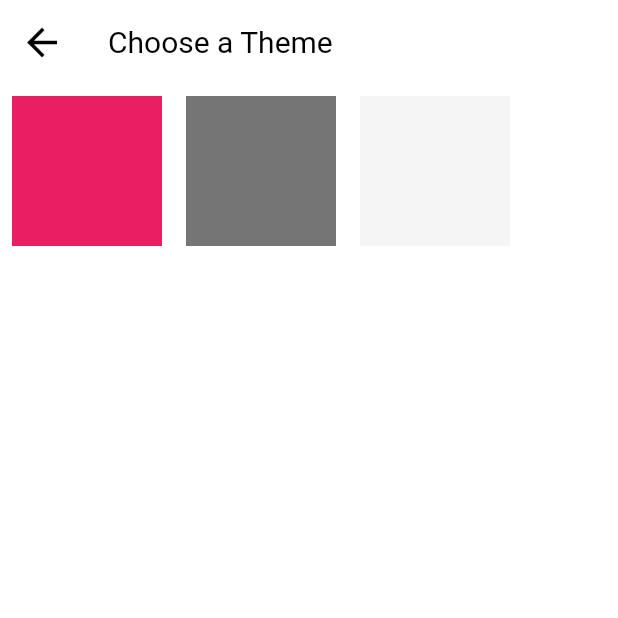
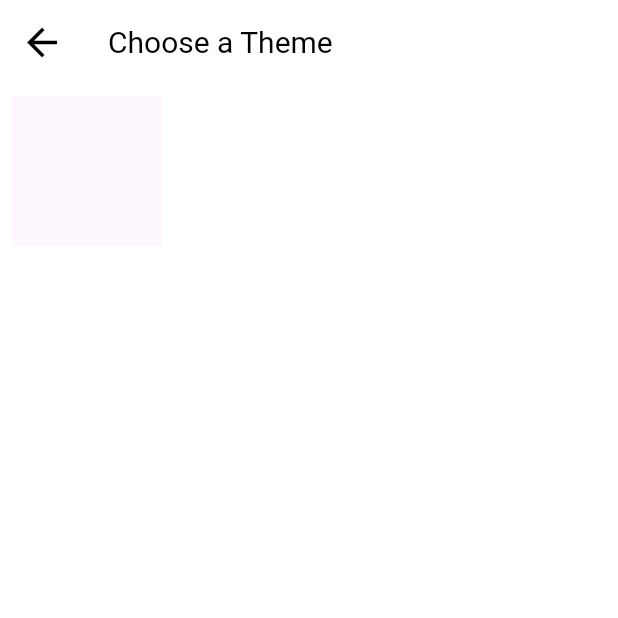
Before and after one commit to Ali-peu/to_do, a Flutter app: the AppThemeChange screen opened directly, on a phone screen of 412 x 824 dp, the top half of it. Run offline on Flutter 3.47's test engine with Material 3 defaults, Android fonts, the phone set to English and light mode, and no system bars; our stand-ins replace circular_countdown_timer, drift, drift_flutter, firebase_auth, firebase_core, flutter_local_notifications and 8 more; accounts and stored records are empty; generated files the repository leaves out were written again.

```diff
--- a/lib/data/theme/theme_app.dart
+++ b/lib/data/theme/theme_app.dart
@@ -5,29 +5,9 @@ class AppTheme {
     // splashFactory: NoSplash.splashFactory,
     focusColor: Colors.blue.shade600,
     primaryColor: Colors.white,
-    colorScheme: ColorScheme(
-      primary: Colors.white,
-      brightness: Brightness.light,
-      onPrimary: Colors.black,
-      primaryContainer: Colors.pink,
-      onPrimaryContainer: Colors.amber,
-      secondary: Colors.blue.shade200,
-      error: Colors.red,
-      onError: Colors.yellowAccent.shade700,
-      errorContainer: Colors.red,
-      surface: Colors.grey.shade100,
-      scrim: Colors.pink,
-      onSecondary: Colors.blue.shade600,
-      onSurface: Colors.blue,
-    ),
-    unselectedWidgetColor: Colors.blue.shade700,
-
-    cardTheme: const CardTheme(
-      color: Colors.white54,
-    ),
     dialogTheme: const DialogTheme(
       backgroundColor: Colors.white,
-      elevation: 100.0,
+      elevation: 100,
       titleTextStyle: TextStyle(color: Colors.black, fontSize: 20),
       contentTextStyle: TextStyle(color: Colors.black, fontSize: 15),
     ),
@@ -43,7 +23,7 @@ class AppTheme {
       backgroundColor: Colors.blue,
       foregroundColor: Colors.white,
     ),
-    navigationBarTheme: NavigationBarThemeData(
+    navigationBarTheme: const NavigationBarThemeData(
         height: 70,
         indicatorShape: OutlineInputBorder(
           borderSide: BorderSide.none,
@@ -56,71 +36,71 @@ class AppTheme {
     // Дополнительные стили для других элементов UI
   );
 
-  static final ThemeData pinkTheme = ThemeData(
-    colorScheme: const ColorScheme(
-      primary: Colors.pink,
-      brightness: Brightness.light,
-      onPrimary: Colors.black54,
-      onSurface: Colors.pink,
-      secondary: Colors.pink,
-      onSecondary: Colors.pink,
-      error: Colors.pink,
-      onError: Colors.pink,
-      background: Colors.pink,
-      onBackground: Colors.pink,
-      surface: Colors.pink,
-    ),
-    cardTheme: const CardTheme(
-      color: Colors.white54,
-    ),
-    scaffoldBackgroundColor: Colors.white,
-    appBarTheme: AppBarTheme(
-      color: Colors.white,
-      elevation: 0,
-      shape: const Border(),
-      iconTheme: IconThemeData(color: Colors.pink.shade200),
-      titleTextStyle: const TextStyle(color: Colors.black, fontSize: 20),
-    ),
+  // static final ThemeData pinkTheme = ThemeData(
+  //   colorScheme: const ColorScheme(
+  //     primary: Colors.pink,
+  //     brightness: Brightness.light,
+  //     onPrimary: Colors.black54,
+  //     onSurface: Colors.pink,
+  //     secondary: Colors.pink,
+  //     onSecondary: Colors.pink,
+  //     error: Colors.pink,
+  //     onError: Colors.pink,
+  //     background: Colors.pink,
+  //     onBackground: Colors.pink,
+  //     surface: Colors.pink,
+  //   ),
+  //   cardTheme: const CardTheme(
+  //     color: Colors.white54,
+  //   ),
+  //   scaffoldBackgroundColor: Colors.white,
+  //   appBarTheme: AppBarTheme(
+  //     color: Colors.white,
+  //     elevation: 0,
+  //     shape: const Border(),
+  //     iconTheme: IconThemeData(color: Colors.pink.shade200),
+  //     titleTextStyle: const TextStyle(color: Colors.black, fontSize: 20),
+  //   ),
 
-    floatingActionButtonTheme: FloatingActionButtonThemeData(
-      backgroundColor: Colors.pink.shade300,
-      foregroundColor: Colors.white,
-    ),
-    bottomNavigationBarTheme: BottomNavigationBarThemeData(
-      selectedItemColor: Colors.pink.shade300,
-      unselectedItemColor: Colors.grey,
-    ),
-    // Дополнительные стили для других элементов UI
-  );
+  //   floatingActionButtonTheme: FloatingActionButtonThemeData(
+  //     backgroundColor: Colors.pink.shade300,
+  //     foregroundColor: Colors.white,
+  //   ),
+  //   bottomNavigationBarTheme: BottomNavigationBarThemeData(
+  //     selectedItemColor: Colors.pink.shade300,
+  //     unselectedItemColor: Colors.grey,
+  //   ),
+  //   // Дополнительные стили для других элементов UI
+  // );
 
-  static final ThemeData darkTheme = ThemeData(
-    colorScheme: ColorScheme(
-      primary: Colors.black54,
-      brightness: Brightness.dark,
-      onPrimary: Colors.white,
-      onSurface: Colors.black54,
-      secondary: Colors.black54,
-      onSecondary: Colors.blue.shade300,
-      error: Colors.black54,
-      onError: Colors.black54,
-      background: Colors.black54,
-      onBackground: Colors.black54,
-      surface: Colors.black54,
-    ),
-    scaffoldBackgroundColor: Colors.blueGrey.shade900,
-    appBarTheme: AppBarTheme(
-      color: Colors.blueGrey.shade900,
-      iconTheme: IconThemeData(color: Colors.blue.shade200),
-      titleTextStyle: const TextStyle(color: Colors.black, fontSize: 20),
-    ),
-    floatingActionButtonTheme: const FloatingActionButtonThemeData(
-      backgroundColor: Colors.blue,
-      foregroundColor: Colors.white,
-    ),
-    bottomNavigationBarTheme: BottomNavigationBarThemeData(
-      selectedItemColor: Colors.blue.shade600,
-      unselectedItemColor: Colors.blueGrey.shade600,
-    ),
-    // Дополнительные стили для других элементов UI
-  );
+  // static final ThemeData darkTheme = ThemeData(
+  //   colorScheme: ColorScheme(
+  //     primary: Colors.black54,
+  //     brightness: Brightness.dark,
+  //     onPrimary: Colors.white,
+  //     onSurface: Colors.black54,
+  //     secondary: Colors.black54,
+  //     onSecondary: Colors.blue.shade300,
+  //     error: Colors.black54,
+  //     onError: Colors.black54,
+  //     background: Colors.black54,
+  //     onBackground: Colors.black54,
+  //     surface: Colors.black54,
+  //   ),
+  //   scaffoldBackgroundColor: Colors.blueGrey.shade900,
+  //   appBarTheme: AppBarTheme(
+  //     color: Colors.blueGrey.shade900,
+  //     iconTheme: IconThemeData(color: Colors.blue.shade200),
+  //     titleTextStyle: const TextStyle(color: Colors.black, fontSize: 20),
+  //   ),
+  //   floatingActionButtonTheme: const FloatingActionButtonThemeData(
+  //     backgroundColor: Colors.blue,
+  //     foregroundColor: Colors.white,
+  //   ),
+  //   bottomNavigationBarTheme: BottomNavigationBarThemeData(
+  //     selectedItemColor: Colors.blue.shade600,
+  //     unselectedItemColor: Colors.blueGrey.shade600,
+  //   ),
+  //   // Дополнительные стили для других элементов UI
+  // );
 }
--- a/lib/future/another_futures/app_theme_change_page.dart
+++ b/lib/future/another_futures/app_theme_change_page.dart
@@ -24,8 +24,8 @@ class AppThemeChange extends StatelessWidget {
       ),
       body: Row(
         children: [
-          appThemeBox(context, AppTheme.pinkTheme, 'Light'),
-          appThemeBox(context, AppTheme.darkTheme, 'Dark'),
+          // appThemeBox(context, AppTheme.pinkTheme, 'Light'),
+          // appThemeBox(context, AppTheme.darkTheme, 'Dark'),
           appThemeBox(context, AppTheme.lightTheme, 'Blue'),
         ],
       ),
--- a/lib/future/widgets/app_text_field.dart
+++ b/lib/future/widgets/app_text_field.dart
@@ -50,8 +50,6 @@ class AppTextField extends StatelessWidget {
           hintStyle: hintTextStyle,
 
           contentPadding: contentPadding ?? EdgeInsets.zero,
-          focusedErrorBorder: const OutlineInputBorder(
-              borderSide: BorderSide(color: Colors.red)),
           border: UnderlineInputBorder(
               borderSide: BorderSide(
                   width: borderWidth ?? 1,
```
Also changed, not shown: lib/future/task_screens/add_note_screen/add_note_screen.dart (+32 -12 lines), lib/future/task_screens/add_note_screen/add_note_screen_model_view.dart (+21 -3 lines), lib/future/task_screens/add_note_screen/widgets/add_note_text_field.dart (added, +20 -0 lines), lib/future/task_screens/add_note_screen/widgets/draggable_widget.dart (added, +21 -0 lines).
